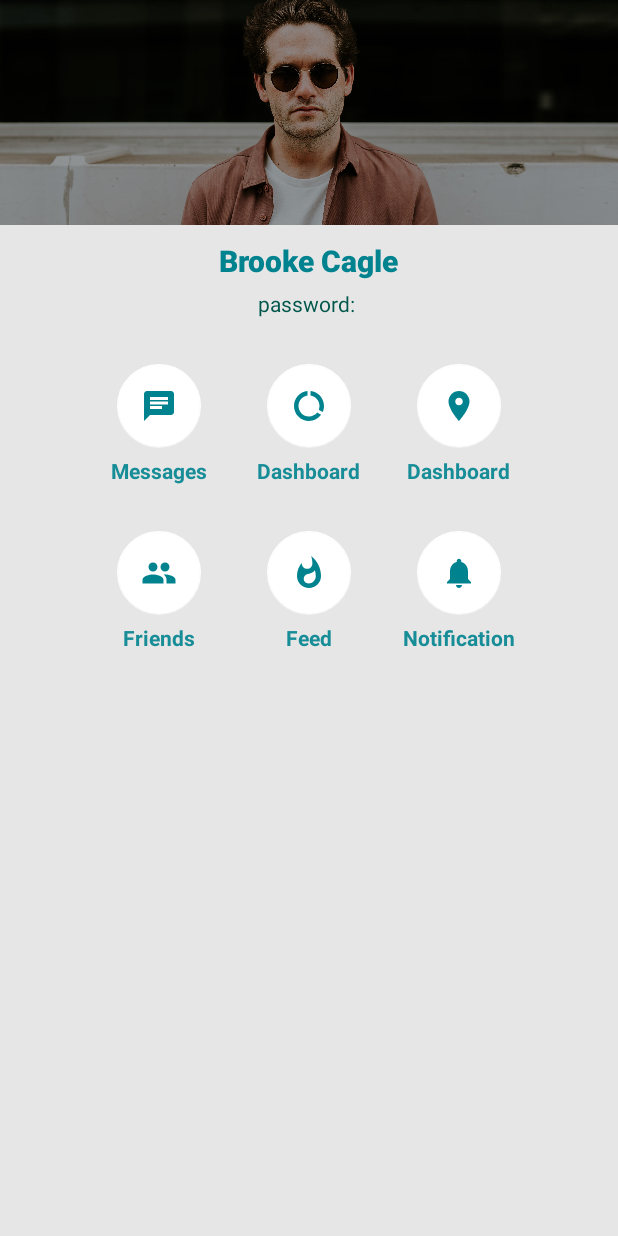
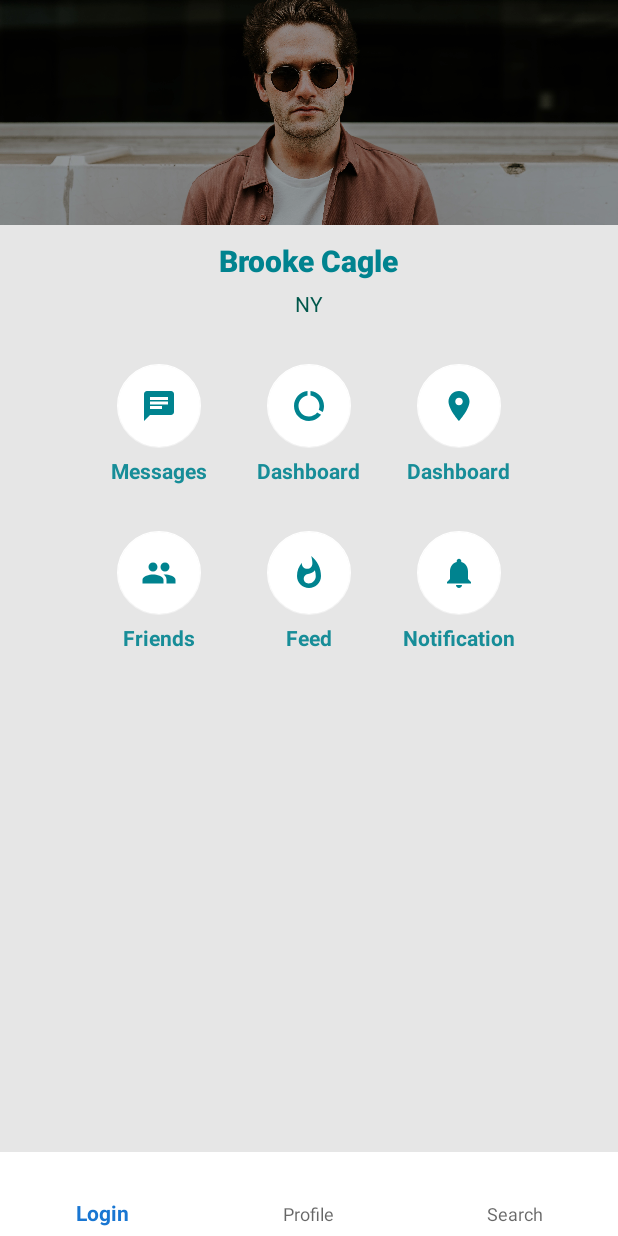
Before and after one commit to itsamirrezah/SingleActivityPattern, an Android app: the fragment FragB placed in its activity, on a phone screen of 412 x 824 dp. Run offline under Robolectric (Android 15) with nearby library versions, the phone set to English and light mode, and no system bars.

Commit message:
add some layouts/menus/styles

```diff
--- a/app/src/main/res/layout/activity_main.xml
+++ b/app/src/main/res/layout/activity_main.xml
@@ -1,27 +1,29 @@
 <?xml version="1.0" encoding="utf-8"?>
-<androidx.constraintlayout.widget.ConstraintLayout xmlns:android="http://schemas.android.com/apk/res/android"
+<RelativeLayout xmlns:android="http://schemas.android.com/apk/res/android"
     xmlns:app="http://schemas.android.com/apk/res-auto"
     xmlns:tools="http://schemas.android.com/tools"
     android:layout_width="match_parent"
     android:layout_height="match_parent"
+    android:orientation="vertical"
     tools:context=".MainActivity">
 
-    <!-- NavHost -->
-    <!--
-        _id
-        _name
-        _defaultNavHost
-        _navGraph
-    -->
     <fragment
-        android:id="@+id/main_navhost"
+        android:id="@+id/mainNavHost"
+        app:defaultNavHost="false"
         android:name="androidx.navigation.fragment.NavHostFragment"
         android:layout_width="match_parent"
         android:layout_height="match_parent"
-        app:defaultNavHost="true"
-        app:layout_constraintBottom_toBottomOf="parent"
-        app:layout_constraintEnd_toEndOf="parent"
-        app:layout_constraintStart_toStartOf="parent"
-        app:layout_constraintTop_toTopOf="parent"
         app:navGraph="@navigation/navigation_graph" />
-</androidx.constraintlayout.widget.ConstraintLayout>
+
+    <com.google.android.material.bottomnavigation.BottomNavigationView
+        android:id="@+id/bottom_nav_view"
+        android:layout_width="match_parent"
+        android:layout_height="wrap_content"
+        android:layout_alignParentBottom="true"
+        android:layout_marginStart="0dp"
+        android:layout_marginEnd="0dp"
+        android:background="@color/design_default_color_surface"
+        android:orientation="horizontal"
+        app:menu="@menu/bnv_menu" />
+
+</RelativeLayout>
--- a/app/src/main/res/layout/fragment_frag_b.xml
+++ b/app/src/main/res/layout/fragment_frag_b.xml
@@ -48,7 +48,7 @@
                     android:id="@+id/tvPassword"
                     android:layout_width="wrap_content"
                     android:layout_height="wrap_content"
-                    android:text="password: "
+                    android:text="NY"
                     android:textAppearance="@style/TextAppearance.AppCompat.Body1"
                     android:textColor="@color/colorPrimaryDark" />
             </LinearLayout>
--- /dev/null
+++ b/app/src/main/res/menu/bnv_menu.xml
@@ -0,0 +1,17 @@
+<?xml version="1.0" encoding="utf-8"?>
+<menu xmlns:android="http://schemas.android.com/apk/res/android">
+
+    <item
+        android:id="@+id/nav_fragA"
+        android:title="Login" />
+
+    <item
+        android:id="@+id/nav_fragB"
+        android:title="Profile" />
+
+    <item
+        android:id="@+id/nav_fragC"
+        android:title="Search" />
+
+
+</menu>
--- a/app/src/main/res/values/styles.xml
+++ b/app/src/main/res/values/styles.xml
@@ -1,7 +1,7 @@
 <resources>
 
     <!-- Base application theme. -->
-    <style name="AppTheme" parent="Theme.AppCompat.NoActionBar">
+    <style name="AppTheme" parent="Theme.AppCompat.Light.NoActionBar">
         <!-- Customize your theme here. -->
         <item name="colorPrimary">@color/blue</item>
         <item name="colorPrimaryDark">@color/blue</item>
```
Also changed, not shown: app/src/main/res/drawable/ic_search.xml (added, +9 -0 lines), app/src/main/res/layout/fragment_frag_c.xml (added, +113 -0 lines).
